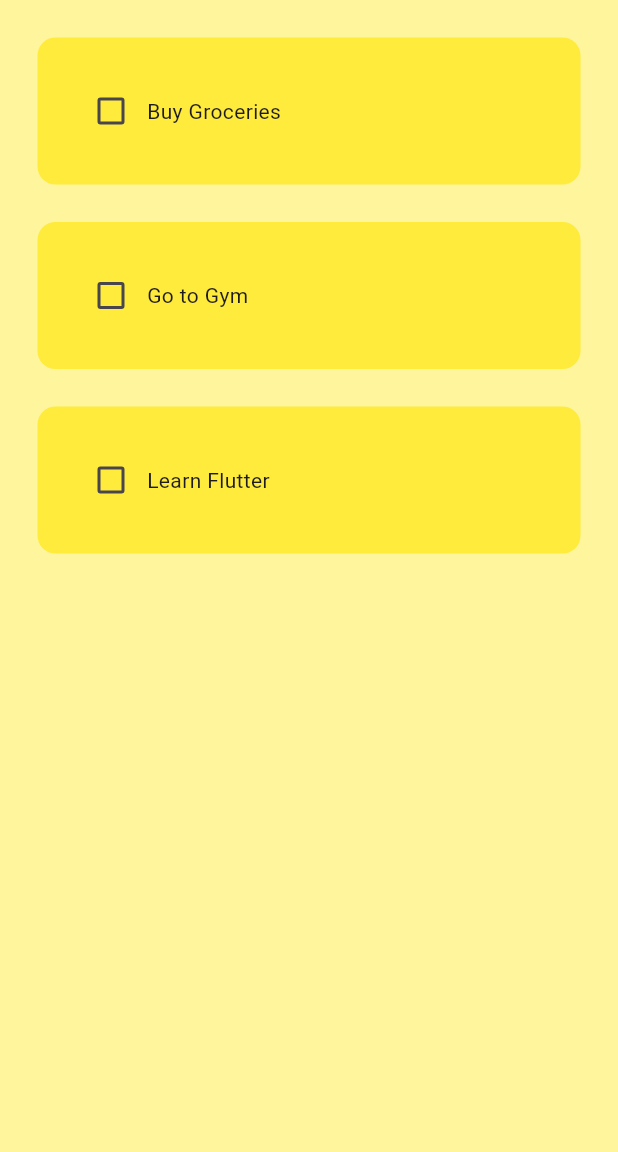
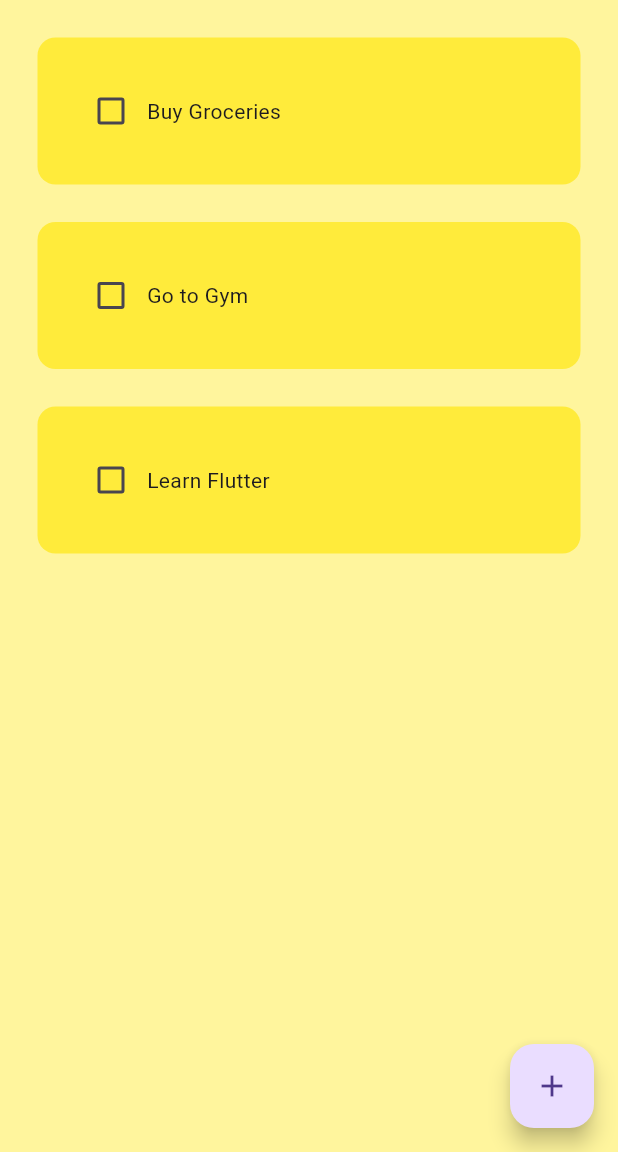
Before and after one commit to GUPTARAHULONE/Flutter-Todo-App, a Flutter app: the screen it shows after launch, on a phone screen of 412 x 824 dp, the part 84-1236 px from its top. Run offline on Flutter 3.47's test engine with Material 3 defaults, Android fonts, the phone set to English and light mode, and no system bars; drawn by our look-alikes of flutter_slidable; missing offline and left inert: dart:ffi.

Commit message:
added list and delete functionality and to create the task

```diff
--- a/lib/utils/todo_tile.dart
+++ b/lib/utils/todo_tile.dart
@@ -1,20 +1,32 @@
 import 'package:flutter/material.dart';
+import 'package:flutter_slidable/flutter_slidable.dart';
 
 class TodoTile extends StatelessWidget {
   final String taskName;
   final bool taskCompleted;
   final Function(bool?)? onChanged;
+  final Function(BuildContext)? deleteFunction;
 
   const TodoTile(
       {super.key,
       required this.taskName,
       required this.taskCompleted,
-      required this.onChanged});
+      required this.onChanged,
+      required this.deleteFunction});
 
   @override
   Widget build(BuildContext context) {
     return Padding(
         padding: const EdgeInsets.only(left: 25.0, right: 25.0, top: 25.0),
+        child: Slidable(
+          endActionPane: ActionPane(motion: StretchMotion(), children: [
+            SlidableAction(
+              onPressed: deleteFunction,
+              icon: Icons.delete,
+              backgroundColor: Colors.red.shade300,
+              borderRadius: BorderRadius.circular(12),
+            )
+          ]),
           child: Container(
             padding: const EdgeInsets.all(25),
             decoration: BoxDecoration(
@@ -38,6 +50,7 @@ class TodoTile extends StatelessWidget {
                 )
               ],
             ),
+          ),
         ));
   }
 }
--- a/pubspec.yaml
+++ b/pubspec.yaml
@@ -9,11 +9,12 @@ environment:
 dependencies:
   flutter:
     sdk: flutter
+  flutter_slidable: ^3.1.1
 
 dev_dependencies:
+  flutter_lints: ^3.0.0
   flutter_test:
     sdk: flutter
-  flutter_lints: ^3.0.0
 
 flutter:
   uses-material-design: true
```
Also changed, not shown: lib/pages/home_page.dart (+33 -0 lines), lib/utils/dialog_box.dart (added, +41 -0 lines), lib/utils/my_buttons.dart (added, +17 -0 lines), pubspec.lock. Lines whose indentation alone changed are shown as unchanged.
